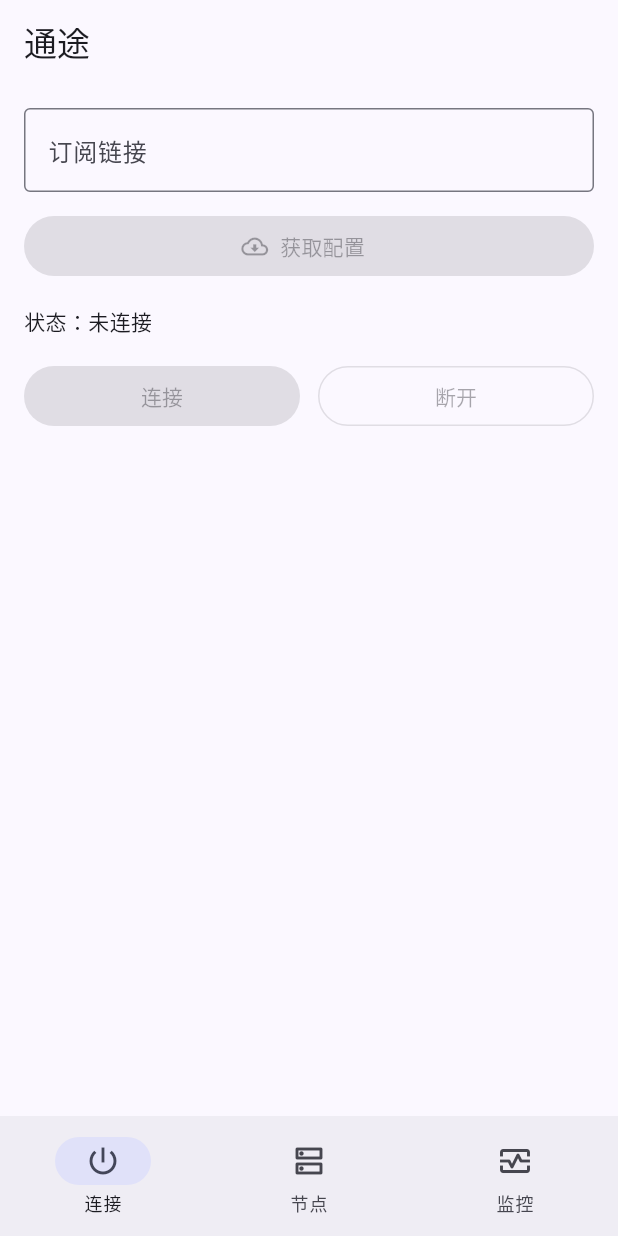
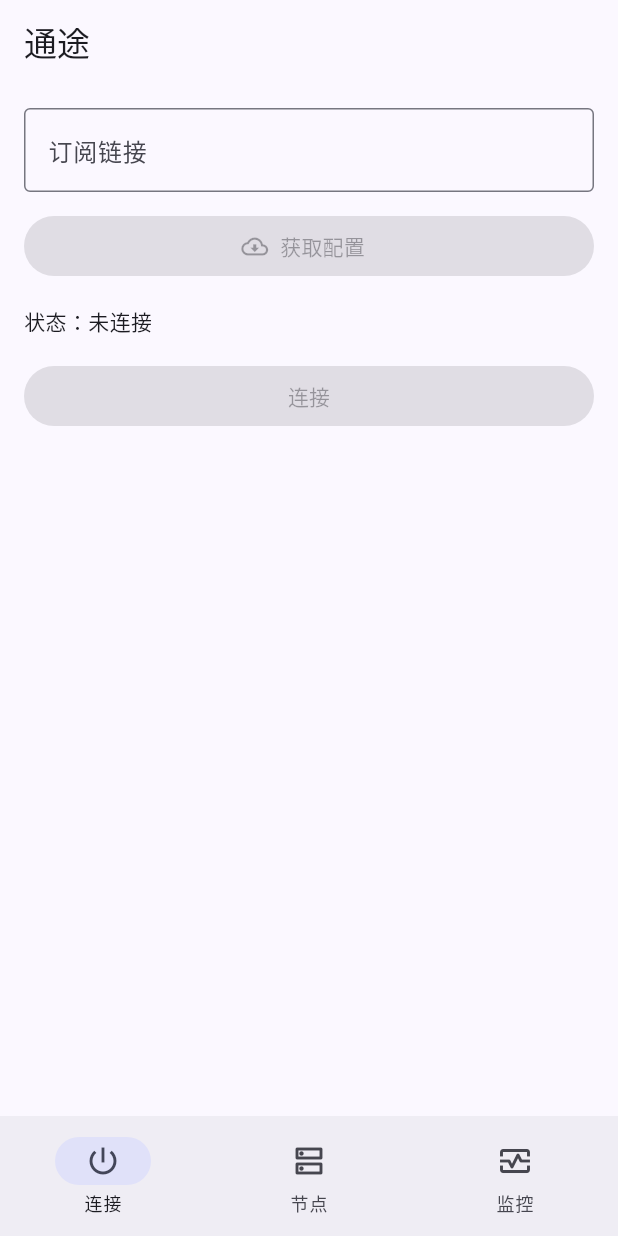
Before and after one commit to sunchangtan/tongtu, a Flutter app: the screen it shows after launch, on a phone screen of 412 x 824 dp. Run offline on Flutter 3.47's test engine with Material 3 defaults, Android fonts, the phone set to English and light mode, and no system bars; our stand-ins replace shared_preferences.

Commit message:
feat(P1-M2): 连接/断开合并为单按钮（UX）
按 VPN app 惯例，连接与断开合并为一个动作按钮随状态切换：未连接→「连接」（订阅有效才启用），连接中→「连接中…（取消）」，已连接→「断开」。验证 flutter analyze 0、20 单测通过。

Co-Authored-By: Claude Opus 4.8 (1M context) <noreply@anthropic.com>

```diff
--- a/lib/ui/home_page.dart
+++ b/lib/ui/home_page.dart
@@ -197,29 +197,29 @@ class _HomePageState extends State<HomePage> {
             _buildMemoryCard(_memory!),
           ],
           const SizedBox(height: 16),
-          Row(
-            children: <Widget>[
-              Expanded(
-                child: FilledButton(
-                  onPressed: _canConnect ? _connect : null,
-                  child: const Text('连接'),
-                ),
-              ),
-              const SizedBox(width: 12),
-              Expanded(
-                child: OutlinedButton(
-                  onPressed: _state == CoreState.stopped ? null : _disconnect,
-                  child: const Text('断开'),
-                ),
-              ),
-            ],
-          ),
+          _buildActionButton(),
           if (_message != null) ...<Widget>[
             const SizedBox(height: 16),
             Text(_message!, style: const TextStyle(color: Colors.red)),
           ],
         ],
       ),
+    );
+  }
+
+  /// 单一动作按钮：未连接显示「连接」，连接中/已连接显示「断开」（可取消/断开）。
+  Widget _buildActionButton() {
+    final bool active =
+        _state == CoreState.connected || _state == CoreState.connecting;
+    if (active) {
+      return FilledButton.tonal(
+        onPressed: _disconnect,
+        child: Text(_state == CoreState.connecting ? '连接中…（取消）' : '断开'),
+      );
+    }
+    return FilledButton(
+      onPressed: _canConnect ? _connect : null,
+      child: const Text('连接'),
     );
   }
 
```
